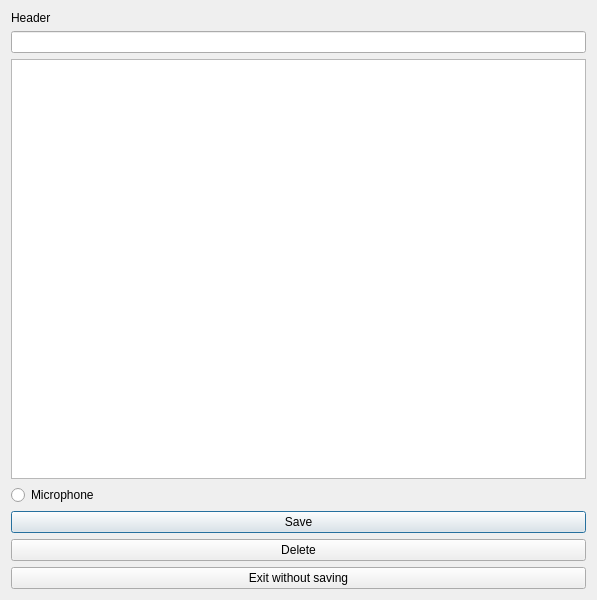
Tauski/IdealPDA_Windows, file notedialog.ui: the form before one commit.
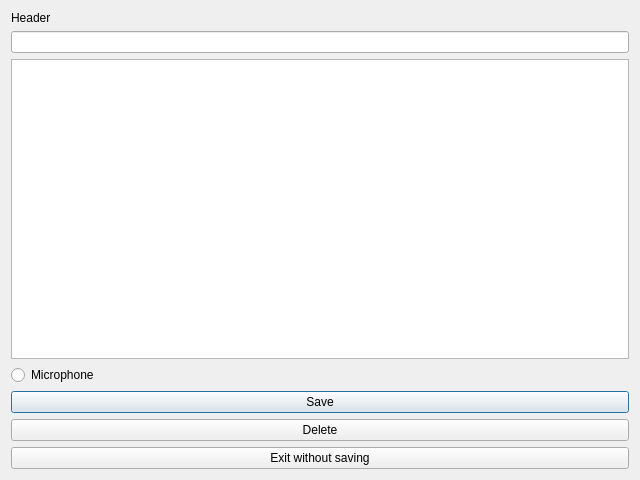
The form after the commit.

```diff
--- a/notedialog.ui
+++ b/notedialog.ui
@@ -6,10 +6,22 @@
    <rect>
     <x>0</x>
     <y>0</y>
-    <width>597</width>
-    <height>600</height>
+    <width>640</width>
+    <height>480</height>
    </rect>
   </property>
+  <property name="minimumSize">
+   <size>
+    <width>640</width>
+    <height>480</height>
+   </size>
+  </property>
+  <property name="maximumSize">
+   <size>
+    <width>1920</width>
+    <height>1080</height>
+   </size>
+  </property>
   <property name="windowTitle">
    <string>Dialog</string>
   </property>
```
